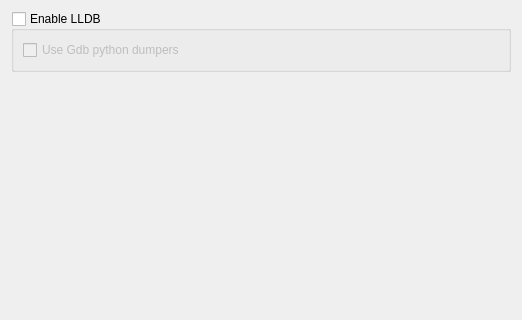
The window that src/plugins/debugger/lldb/lldboptionspagewidget.ui (qt-creator/qt-creator) describes before a commit, drawn with Qt 5; both pictures show x 0 to 522 and y 0 to 320 of the 522 by 512 pixel window.
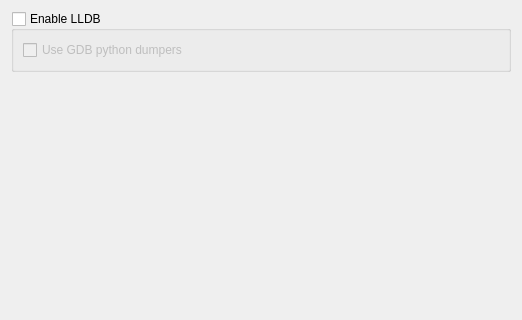
The same window after the commit.

Diff of the .ui file:
```diff
--- a/src/plugins/debugger/lldb/lldboptionspagewidget.ui
+++ b/src/plugins/debugger/lldb/lldboptionspagewidget.ui
@@ -29,7 +29,7 @@
       <item>
        <widget class="QCheckBox" name="gdbEmu">
         <property name="text">
-         <string>Use Gdb python dumpers</string>
+         <string>Use GDB python dumpers</string>
         </property>
         <property name="checked">
          <bool>false</bool>
```
